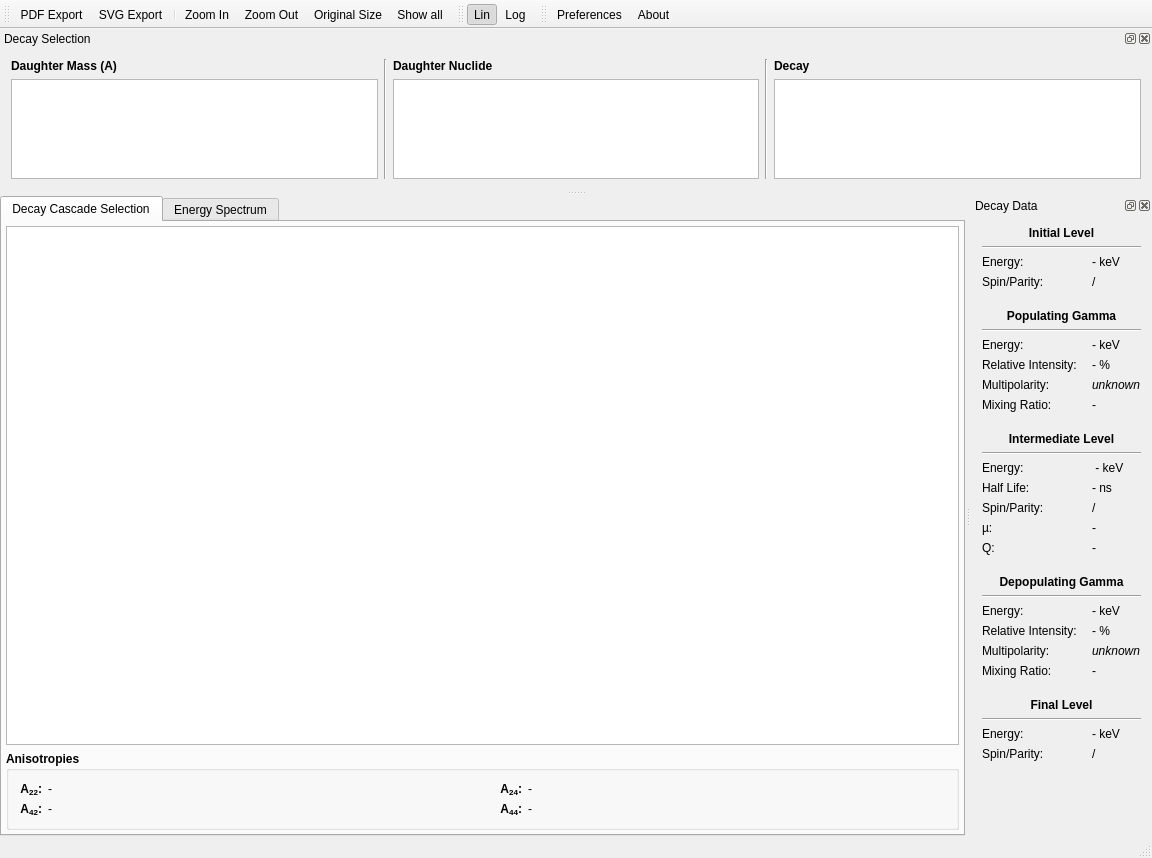
First picture: the form in trunk/Kaihen.ui, repository ferdymercury/nuclei, before the edit.
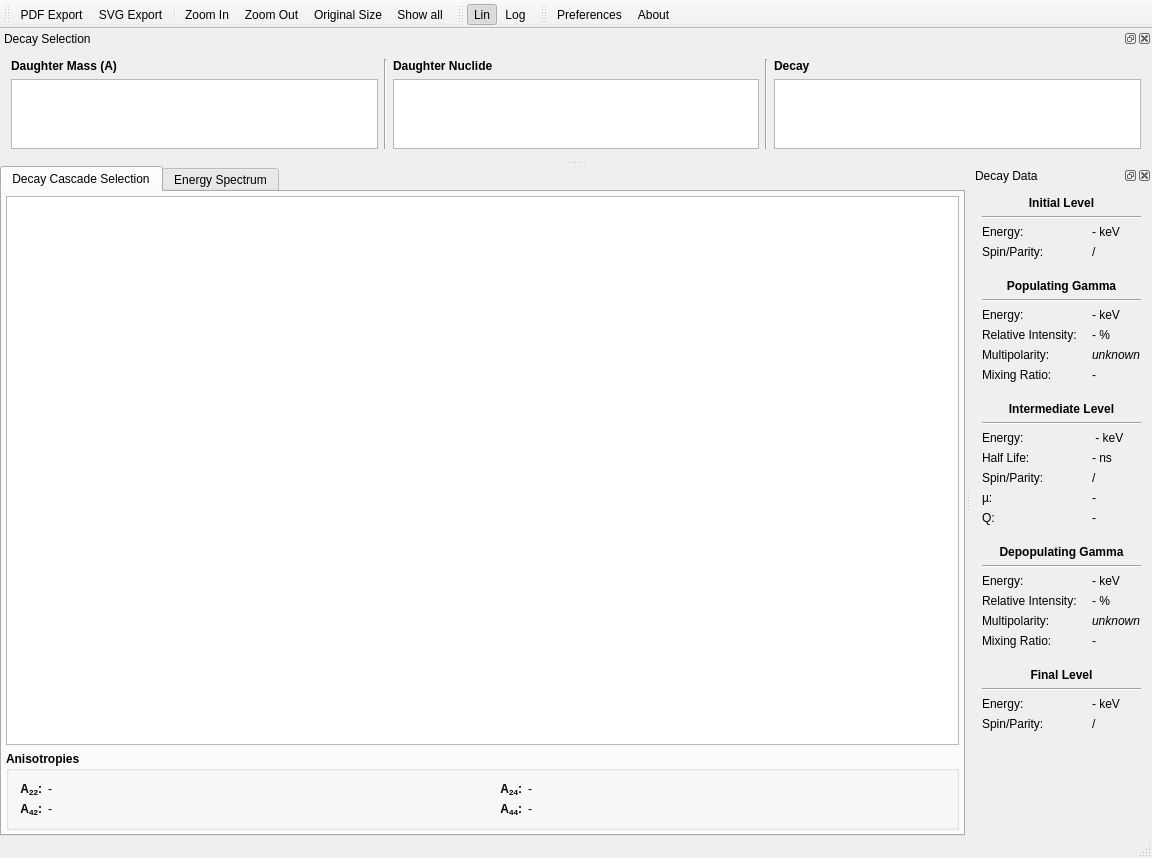
Second picture: the form after the edit. Icons and pictures are not drawn. Custom widgets are drawn as their Qt base class.

Commit message: Improved default height of select boxes

The edit to the form file:
```diff
--- a/trunk/Kaihen.ui
+++ b/trunk/Kaihen.ui
@@ -752,10 +752,16 @@
        </item>
        <item>
         <widget class="QListWidget" name="aListWidget">
-         <property name="maximumSize">
+         <property name="sizePolicy">
+          <sizepolicy hsizetype="Expanding" vsizetype="Ignored">
+           <horstretch>0</horstretch>
+           <verstretch>0</verstretch>
+          </sizepolicy>
+         </property>
+         <property name="minimumSize">
           <size>
-           <width>16777215</width>
-           <height>100</height>
+           <width>0</width>
+           <height>70</height>
           </size>
          </property>
         </widget>
@@ -795,10 +801,16 @@
        </item>
        <item>
         <widget class="QListWidget" name="nuclideListWidget">
-         <property name="maximumSize">
+         <property name="sizePolicy">
+          <sizepolicy hsizetype="Expanding" vsizetype="Ignored">
+           <horstretch>0</horstretch>
+           <verstretch>0</verstretch>
+          </sizepolicy>
+         </property>
+         <property name="minimumSize">
           <size>
-           <width>16777215</width>
-           <height>100</height>
+           <width>0</width>
+           <height>70</height>
           </size>
          </property>
         </widget>
@@ -838,10 +850,16 @@
        </item>
        <item>
         <widget class="QListWidget" name="decayListWidget">
-         <property name="maximumSize">
+         <property name="sizePolicy">
+          <sizepolicy hsizetype="Expanding" vsizetype="Ignored">
+           <horstretch>0</horstretch>
+           <verstretch>0</verstretch>
+          </sizepolicy>
+         </property>
+         <property name="minimumSize">
           <size>
-           <width>16777215</width>
-           <height>100</height>
+           <width>0</width>
+           <height>70</height>
           </size>
          </property>
         </widget>
```
